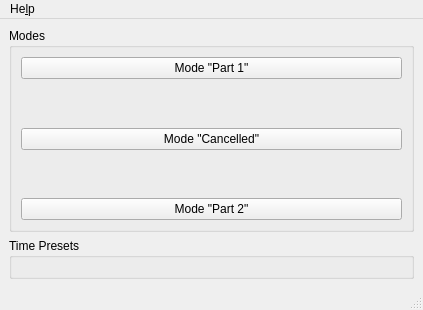
Above: src/fids/FIDSControlWindow.ui from alemariusnexus/wmk-fids before the change. Below: the same form after it.
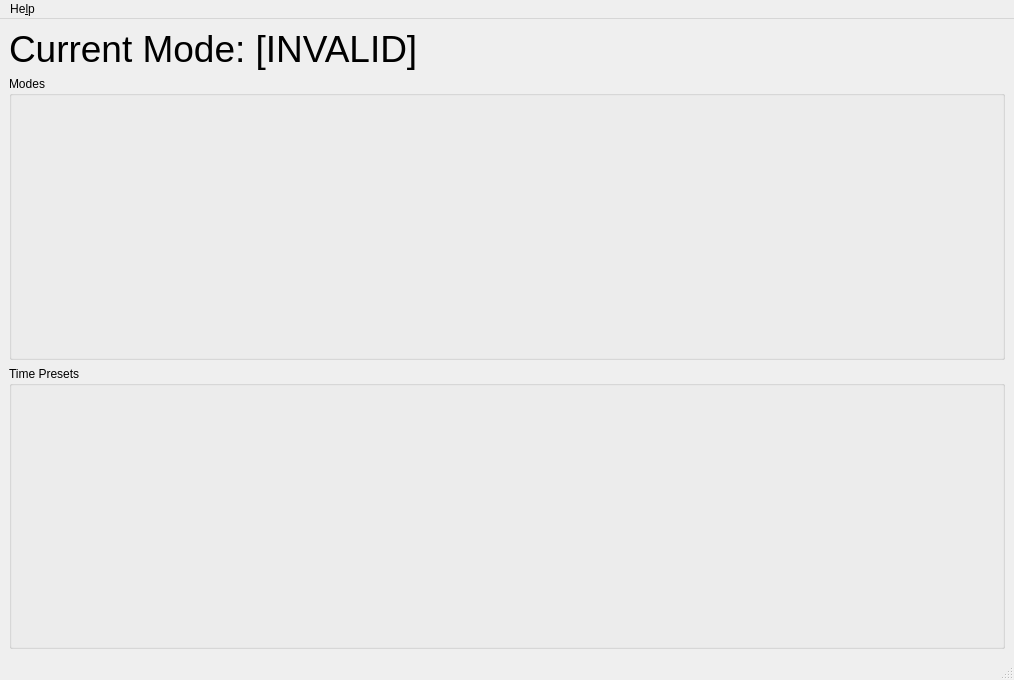
That is the form after the change.

Commit message: Better EnterMode system (more configurable, more centralized in code), added mode shortcuts, added new modes and weather, other smaller changes

What changed in the file:
```diff
--- a/src/fids/FIDSControlWindow.ui
+++ b/src/fids/FIDSControlWindow.ui
@@ -6,69 +6,33 @@
    <rect>
     <x>0</x>
     <y>0</y>
-    <width>423</width>
-    <height>310</height>
+    <width>1014</width>
+    <height>680</height>
    </rect>
   </property>
   <property name="windowTitle">
    <string>FIDSControlWindow</string>
   </property>
   <widget class="QWidget" name="centralwidget">
-   <layout class="QVBoxLayout" name="verticalLayout">
+   <layout class="QVBoxLayout" name="verticalLayout" stretch="0,1,1">
     <item>
-     <widget class="QGroupBox" name="groupBox">
+     <widget class="QLabel" name="curModeLabel">
+      <property name="font">
+       <font>
+        <pointsize>28</pointsize>
+       </font>
+      </property>
+      <property name="text">
+       <string>Current Mode: [INVALID]</string>
+      </property>
+     </widget>
+    </item>
+    <item>
+     <widget class="QGroupBox" name="modesBox">
       <property name="title">
        <string>Modes</string>
       </property>
-      <layout class="QVBoxLayout" name="verticalLayout_2">
-       <item>
-        <widget class="QPushButton" name="cueButtonEnterModePart1">
-         <property name="text">
-          <string>Mode &quot;Part 1&quot;</string>
-         </property>
-        </widget>
-       </item>
-       <item>
-        <spacer name="verticalSpacer">
-         <property name="orientation">
-          <enum>Qt::Vertical</enum>
-         </property>
-         <property name="sizeHint" stdset="0">
-          <size>
-           <width>20</width>
-           <height>40</height>
-          </size>
-         </property>
-        </spacer>
-       </item>
-       <item>
-        <widget class="QPushButton" name="cueButtonEnterModeCancelled">
-         <property name="text">
-          <string>Mode &quot;Cancelled&quot;</string>
-         </property>
-        </widget>
-       </item>
-       <item>
-        <spacer name="verticalSpacer_2">
-         <property name="orientation">
-          <enum>Qt::Vertical</enum>
-         </property>
-         <property name="sizeHint" stdset="0">
-          <size>
-           <width>20</width>
-           <height>40</height>
-          </size>
-         </property>
-        </spacer>
-       </item>
-       <item>
-        <widget class="QPushButton" name="cueButtonEnterModePart2">
-         <property name="text">
-          <string>Mode &quot;Part 2&quot;</string>
-         </property>
-        </widget>
-       </item>
-      </layout>
+      <layout class="QVBoxLayout" name="verticalLayout_2"/>
      </widget>
     </item>
     <item>
@@ -86,7 +50,7 @@
     <rect>
      <x>0</x>
      <y>0</y>
-     <width>423</width>
+     <width>1014</width>
      <height>30</height>
     </rect>
    </property>
```
The commit also changes 11 other files.
